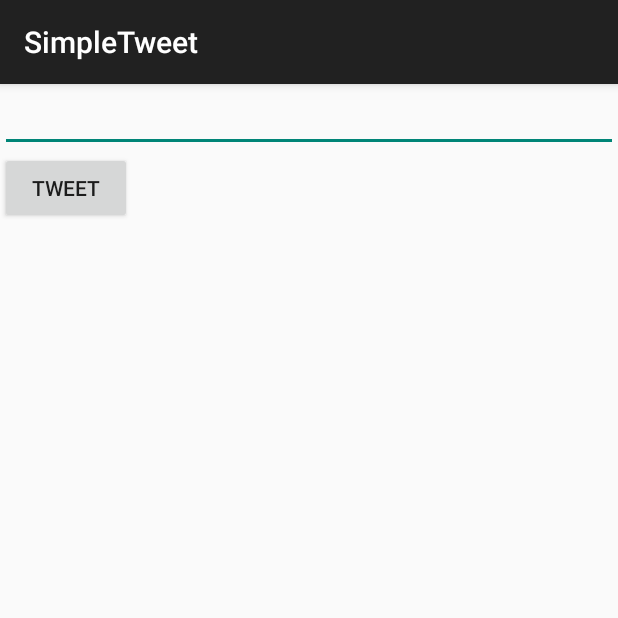
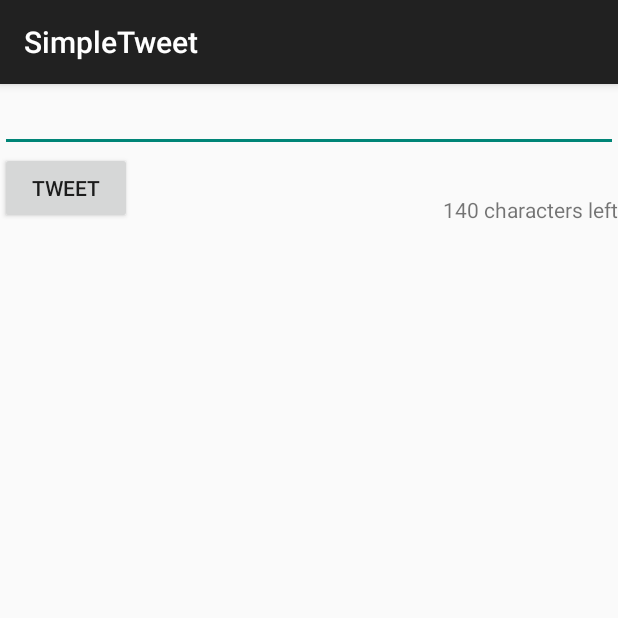
Before and after one commit to nokolo99/Twitter, an Android app: the ComposeActivity screen opened directly, with no data from a screen before it, on a phone screen of 412 x 824 dp, the top half of it. Run offline under Robolectric (Android 15) with nearby library versions, the phone set to English and light mode, and no system bars; libraries missing offline, so code that uses them is left out: com.github.scribejava.apis, com.github.scribejava.core, com.loopj.android, cz.msebera.android, org.parceler.

Commit message:
Remaining amount of characters when composing tweet implementation added

```diff
--- a/app/src/main/java/com/codepath/apps/restclienttemplate/ComposeActivity.java
+++ b/app/src/main/java/com/codepath/apps/restclienttemplate/ComposeActivity.java
@@ -3,9 +3,12 @@ package com.codepath.apps.restclienttemplate;
 import android.content.Intent;
 import android.os.Bundle;
 import android.support.v7.app.AppCompatActivity;
+import android.text.Editable;
+import android.text.TextWatcher;
 import android.view.View;
 import android.widget.Button;
 import android.widget.EditText;
+import android.widget.TextView;
 
 import com.codepath.apps.restclienttemplate.models.Tweet;
 import com.loopj.android.http.JsonHttpResponseHandler;
@@ -22,6 +25,9 @@ public class ComposeActivity extends AppCompatActivity {
     Button button;
     EditText tweet;
 
+    // declare variables to keep track of changing character count
+    TextView tvCharactersLeft;
+
     @Override
     protected void onCreate(Bundle savedInstanceState) {
         super.onCreate(savedInstanceState);
@@ -29,6 +35,7 @@ public class ComposeActivity extends AppCompatActivity {
         button = findViewById(R.id.bnTweet);
         tweet = findViewById(R.id.et_Tweet);
         client = new TwitterClient(this);
+        tvCharactersLeft = findViewById(R.id.tvCharactersLeft);
 
         button.setOnClickListener(new View.OnClickListener() {
             @Override
@@ -50,8 +57,27 @@ public class ComposeActivity extends AppCompatActivity {
                 });
             }
         });
+
+        tweet.addTextChangedListener(new TextWatcher() {
+            public void beforeTextChanged(CharSequence s, int start, int count, int after) {
+                // This sets a textview to the appropriate amount of characters left
+                tvCharactersLeft.setText(String.valueOf(140 - s.length()) + " characters left");
+
+            }
+
+            public void onTextChanged(CharSequence s, int start, int before, int count) {
+                // This sets a textview to the appropriate amount of characters left
+                tvCharactersLeft.setText(String.valueOf(140 - s.length()) + " characters left");
+            }
+
+            public void afterTextChanged(Editable s) {
+                // This sets a textview to the appropriate amount of characters left
+                tvCharactersLeft.setText(String.valueOf(140 - s.length()) + " characters left");
+            }
+        });
     }
 
 
 
+
 }
--- a/app/src/main/res/layout/activity_compose.xml
+++ b/app/src/main/res/layout/activity_compose.xml
@@ -23,4 +23,13 @@
         tools:layout_editor_absoluteX="0dp"
         tools:layout_editor_absoluteY="46dp" />
 
+    <TextView
+        android:id="@+id/tvCharactersLeft"
+        android:layout_width="wrap_content"
+        android:layout_height="wrap_content"
+        android:layout_alignBottom="@+id/bnTweet"
+        android:layout_alignParentEnd="true"
+        android:text="140 characters left"/>
+
+
 </RelativeLayout>
```
